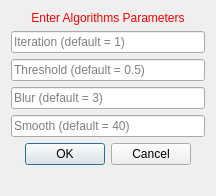
OpenHeartDevelopers/CemrgApp, file Version2.0/Plugins/kcl.cemrgapp.mmcwplugin/src/internal/MmcwViewUIMeshing.ui: the form before one commit.
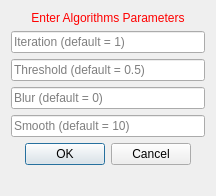
The form after the commit.

Diff of the .ui file:
```diff
--- a/Version2.0/Plugins/kcl.cemrgapp.mmcwplugin/src/internal/MmcwViewUIMeshing.ui
+++ b/Version2.0/Plugins/kcl.cemrgapp.mmcwplugin/src/internal/MmcwViewUIMeshing.ui
@@ -65,7 +65,7 @@
    <item>
     <widget class="QLineEdit" name="lineEdit_3">
      <property name="placeholderText">
-      <string>Blur (default = 3)</string>
+      <string>Blur (default = 0)</string>
      </property>
     </widget>
    </item>
@@ -75,7 +75,7 @@
       <string/>
      </property>
      <property name="placeholderText">
-      <string>Smooth (default = 40)</string>
+      <string>Smooth (default = 10)</string>
      </property>
     </widget>
    </item>
```
